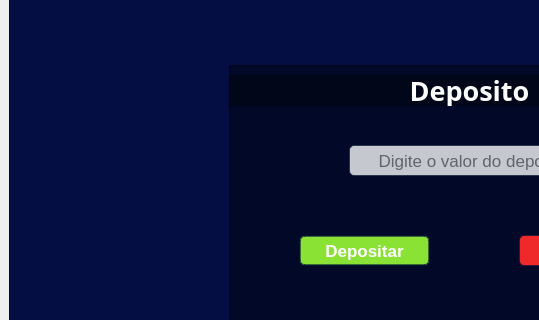
Qt form Telas/tela_deposito.ui (David-Marcoss/POO2_Trabalho) before a commit; both pictures show x 0 to 539 and y 114 to 434 of the 900 by 748 pixel window.
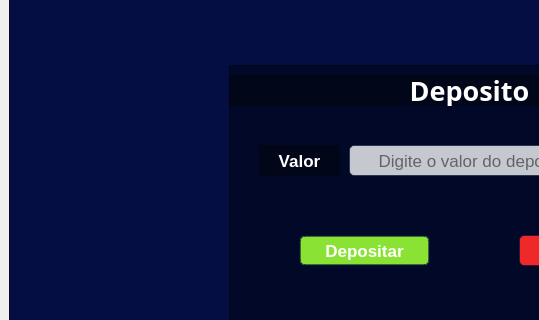
The same form after that commit. Icons and pictures are not drawn.

Commit message: - implementação das telas e funcionalidades do sistema

What changed in the file:
```diff
--- a/Telas/tela_deposito.ui
+++ b/Telas/tela_deposito.ui
@@ -183,6 +183,29 @@
          <string>Cancelar</string>
         </property>
        </widget>
+       <widget class="QLabel" name="label_4">
+        <property name="geometry">
+         <rect>
+          <x>30</x>
+          <y>80</y>
+          <width>81</width>
+          <height>31</height>
+         </rect>
+        </property>
+        <property name="font">
+         <font>
+          <pointsize>13</pointsize>
+          <weight>75</weight>
+          <bold>true</bold>
+         </font>
+        </property>
+        <property name="text">
+         <string>Valor</string>
+        </property>
+        <property name="alignment">
+         <set>Qt::AlignCenter</set>
+        </property>
+       </widget>
       </widget>
       <widget class="QLabel" name="label_2">
        <property name="geometry">
```
Left out of the diff: 3 changed lines with no effect on the pictures. The commit also changes 32 other files.
